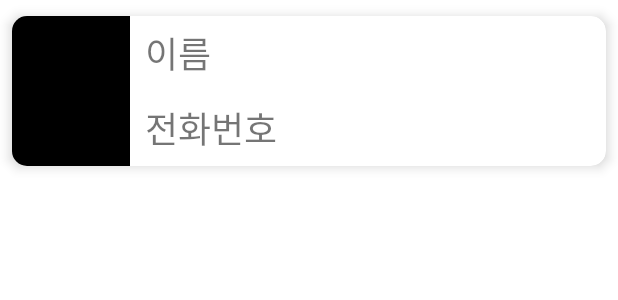
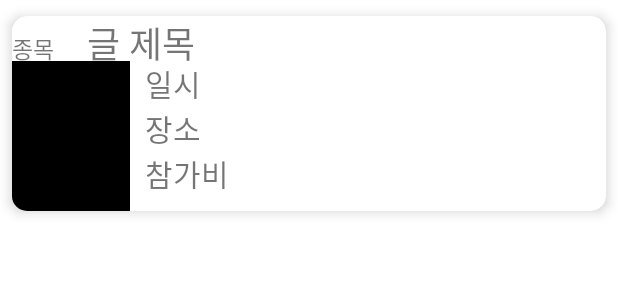
Before and after one commit to jeonggoun/Match_APP, an Android app: the layout item_list_view.xml on its own in the app's theme, with its tools: preview values and no code run, on a phone screen of 412 x 824 dp. Shown: the top 300 px of the screen. Run offline under Robolectric (Android 15) with nearby library versions, the light colour scheme and no system bars.

Commit message:
themes.xml→NoActionBar로 수정, fragment_search, item_list_view 화면 설계 중 중간 커밋

```diff
--- a/app/build.gradle
+++ b/app/build.gradle
@@ -9,7 +9,7 @@ android {
 
     defaultConfig {
         applicationId "com.example.match_app"
-        minSdkVersion 16
+        minSdkVersion 17
         targetSdkVersion 30
         versionCode 1
         versionName "1.0"
--- a/app/src/main/res/layout/item_list_view.xml
+++ b/app/src/main/res/layout/item_list_view.xml
@@ -6,6 +6,7 @@
     android:layout_width="match_parent"
     android:layout_height="wrap_content">
 
+    <!--글 목록 들어갈 CardView-->
     <androidx.cardview.widget.CardView
         android:layout_width="match_parent"
         android:layout_height="wrap_content"
@@ -14,49 +15,89 @@
         app:cardElevation="5dp"
         app:cardUseCompatPadding="true">
 
+        <!--CardView 내에서 줄 나누기 위한 LinearLayout-->
         <LinearLayout
             android:id="@+id/parentLayout"
+            android:layout_width="match_parent"
+            android:layout_height="wrap_content"
+            android:orientation="vertical">
+
+            <!--첫 줄: 종목, 글 제목 가로로 넣기 위한 LinearLayout-->
+            <LinearLayout
+                android:layout_width="match_parent"
+                android:layout_height="wrap_content"
+                android:orientation="horizontal">
+
+                <TextView
+                    android:id="@+id/event"
+                    android:layout_width="50dp"
+                    android:layout_height="30dp"
+                    android:background="#FFFFFF"
+                    android:gravity="center_vertical"
+                    android:text="종목"
+                    android:textSize="15sp" />
+
+                <TextView
+                    android:id="@+id/title"
+                    android:layout_width="match_parent"
+                    android:layout_height="30dp"
+                    android:gravity="center_vertical"
+                    android:text="글 제목"
+                    android:textSize="24sp" />
+
+            </LinearLayout>
+
+            <!--둘째 줄: 이미지와 글 칸 나누기 위한 LinearLayout-->
+            <LinearLayout
+                android:id="@+id/contentText"
                 android:layout_width="match_parent"
                 android:layout_height="wrap_content"
                 android:orientation="horizontal"
 
                 android:weightSum="100">
 
+                <!--글 이미지-->
                 <ImageView
                     android:id="@+id/image"
                     android:layout_width="0dp"
                     android:layout_height="100dp"
                     android:layout_weight="20"
-                android:src="@color/black"/>
+                    android:src="@color/black" />
 
+                <!--일시, 장소, 참가비 등 입력하기 위해 줄 나누는 LinearLayout-->
                 <LinearLayout
                     android:id="@+id/textLayout"
                     android:layout_width="0dp"
                     android:layout_height="100dp"
+                    android:layout_weight="80"
                     android:orientation="vertical"
-                android:layout_weight="60"
                     android:paddingLeft="10dp">
 
                     <TextView
-                    android:id="@+id/title"
+                        android:id="@+id/time"
                         android:layout_width="match_parent"
-                    android:layout_height="50dp"
+                        android:layout_height="30dp"
                         android:gravity="center_vertical"
-                    android:text="이름"
-                    android:textSize="24sp" />
+                        android:text="일시"
+                        android:textSize="20sp" />
 
                     <TextView
-                    android:id="@+id/contentText"
+                        android:id="@+id/place"
                         android:layout_width="match_parent"
-                    android:layout_height="50dp"
+                        android:layout_height="30dp"
                         android:gravity="center_vertical"
-                    android:text="전화번호"
-                    android:textSize="24sp" />
+                        android:text="장소"
+                        android:textSize="20sp" />
 
+                    <TextView
+                        android:id="@+id/fee"
+                        android:layout_width="match_parent"
+                        android:layout_height="30dp"
+                        android:gravity="center_vertical"
+                        android:text="참가비"
+                        android:textSize="20sp" />
                 </LinearLayout>
-
             </LinearLayout>
-
+        </LinearLayout>
     </androidx.cardview.widget.CardView>
-
 </LinearLayout>
--- a/app/src/main/res/values-night/themes.xml
+++ b/app/src/main/res/values-night/themes.xml
@@ -1,6 +1,6 @@
 <resources xmlns:tools="http://schemas.android.com/tools">
     <!-- Base application theme. -->
-    <style name="Theme.match_app" parent="Theme.MaterialComponents.DayNight.DarkActionBar">
+    <style name="Theme.match_app" parent="Theme.MaterialComponents.DayNight.NoActionBar">
         <!-- Primary brand color. -->
         <item name="colorPrimary">@color/purple_200</item>
         <item name="colorPrimaryVariant">@color/purple_700</item>
--- a/app/src/main/res/values/themes.xml
+++ b/app/src/main/res/values/themes.xml
@@ -1,6 +1,6 @@
 <resources xmlns:tools="http://schemas.android.com/tools">
     <!-- Base application theme. -->
-    <style name="Theme.match_app" parent="Theme.MaterialComponents.DayNight.DarkActionBar">
+    <style name="Theme.match_app" parent="Theme.MaterialComponents.DayNight.NoActionBar">
         <!-- Primary brand color. -->
         <item name="colorPrimary">@color/purple_500</item>
         <item name="colorPrimaryVariant">@color/purple_700</item>
```
Also changed, not shown: app/src/main/res/layout/fragment_search.xml (+62 -7 lines), 1 other file. Lines whose indentation alone changed are shown as unchanged.
